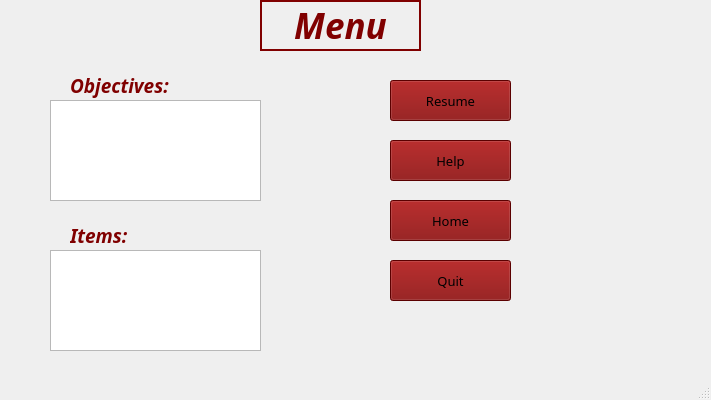
This is gamemenu.ui in Willieodwyer/Zork as Qt 5 draws it before an edit. The edited form follows.
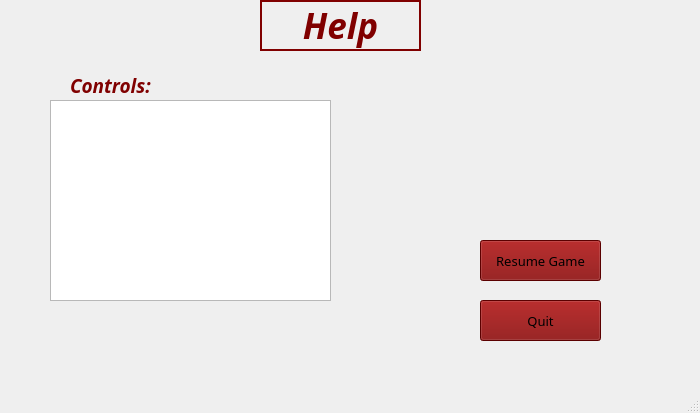
This is the edited form. Icons and pictures are not drawn.

Commit message: DON'T MERGE YET! Added controls to game menu, improved scenario box.

What changed in the file:
```diff
--- a/gamemenu.ui
+++ b/gamemenu.ui
@@ -6,20 +6,20 @@
    <rect>
     <x>0</x>
     <y>0</y>
-    <width>711</width>
-    <height>400</height>
+    <width>700</width>
+    <height>413</height>
    </rect>
   </property>
   <property name="minimumSize">
    <size>
-    <width>711</width>
-    <height>400</height>
+    <width>700</width>
+    <height>413</height>
    </size>
   </property>
   <property name="maximumSize">
    <size>
-    <width>711</width>
-    <height>400</height>
+    <width>700</width>
+    <height>413</height>
    </size>
   </property>
   <property name="windowTitle">
@@ -58,7 +58,7 @@
      <number>2</number>
     </property>
     <property name="text">
-     <string>Menu</string>
+     <string>Help</string>
     </property>
     <property name="alignment">
      <set>Qt::AlignCenter</set>
@@ -67,8 +67,8 @@
    <widget class="QPushButton" name="btnResume">
     <property name="geometry">
      <rect>
-      <x>390</x>
-      <y>80</y>
+      <x>480</x>
+      <y>240</y>
       <width>121</width>
       <height>41</height>
      </rect>
@@ -80,14 +80,14 @@
      </font>
     </property>
     <property name="text">
-     <string>Resume</string>
+     <string>Resume Game</string>
     </property>
    </widget>
    <widget class="QPushButton" name="btnQuit">
     <property name="geometry">
      <rect>
-      <x>390</x>
-      <y>260</y>
+      <x>480</x>
+      <y>300</y>
       <width>121</width>
       <height>41</height>
      </rect>
@@ -102,44 +102,6 @@
      <string>Quit</string>
     </property>
    </widget>
-   <widget class="QPushButton" name="btnHome">
-    <property name="geometry">
-     <rect>
-      <x>390</x>
-      <y>200</y>
-      <width>121</width>
-      <height>41</height>
-     </rect>
-    </property>
-    <property name="font">
-     <font>
-      <family>Showcard Gothic</family>
-      <pointsize>10</pointsize>
-     </font>
-    </property>
-    <property name="text">
-     <string>Home</string>
-    </property>
-   </widget>
-   <widget class="QPushButton" name="btnHelp">
-    <property name="geometry">
-     <rect>
-      <x>390</x>
-      <y>140</y>
-      <width>121</width>
-      <height>41</height>
-     </rect>
-    </property>
-    <property name="font">
-     <font>
-      <family>Showcard Gothic</family>
-      <pointsize>10</pointsize>
-     </font>
-    </property>
-    <property name="text">
-     <string>Help</string>
-    </property>
-   </widget>
    <widget class="QLabel" name="lblObjectives">
     <property name="geometry">
      <rect>
@@ -159,7 +121,7 @@
      </font>
     </property>
     <property name="text">
-     <string>Objectives:</string>
+     <string>Controls:</string>
     </property>
    </widget>
    <widget class="QTextBrowser" name="txtObjectives">
@@ -167,41 +129,16 @@
      <rect>
       <x>50</x>
       <y>100</y>
-      <width>211</width>
-      <height>101</height>
-     </rect>
-    </property>
-   </widget>
-   <widget class="QLabel" name="lblItems">
-    <property name="geometry">
-     <rect>
-      <x>70</x>
-      <y>220</y>
-      <width>141</width>
-      <height>31</height>
+      <width>281</width>
+      <height>201</height>
      </rect>
     </property>
     <property name="font">
      <font>
       <family>Showcard Gothic</family>
-      <pointsize>14</pointsize>
-      <weight>75</weight>
+      <pointsize>10</pointsize>
       <italic>true</italic>
-      <bold>true</bold>
      </font>
-    </property>
-    <property name="text">
-     <string>Items:</string>
-    </property>
-   </widget>
-   <widget class="QTextBrowser" name="txtItems">
-    <property name="geometry">
-     <rect>
-      <x>50</x>
-      <y>250</y>
-      <width>211</width>
-      <height>101</height>
-     </rect>
     </property>
    </widget>
   </widget>
```
Left out of the diff: 6 changed lines with no effect on the pictures. The commit also changes 13 other files.
